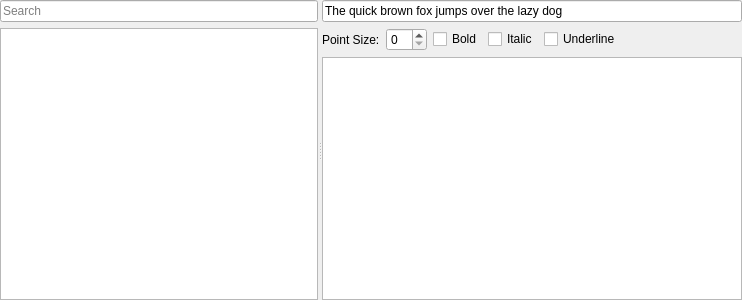
The window that plugins/fontbrowser/fontbrowserwidget.ui (KDAB/GammaRay) describes before a commit, drawn with Qt 5.
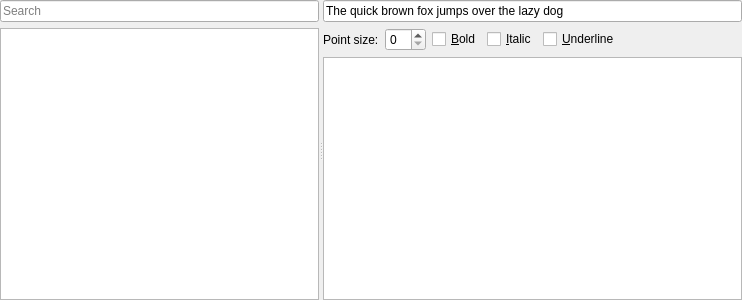
The same window after the commit. Custom widgets are drawn as their Qt base class.

Commit message:
Have FontBrowserWidget make better use of space
Allows GammaRay to be used on low resolution screen with high DPI.

Helps solve #358

What changed in the file:
```diff
--- a/plugins/fontbrowser/fontbrowserwidget.ui
+++ b/plugins/fontbrowser/fontbrowserwidget.ui
@@ -88,7 +88,10 @@
           <item>
            <widget class="QLabel" name="label">
             <property name="text">
-             <string>Point Size:</string>
+             <string>Point size:</string>
+            </property>
+            <property name="wordWrap">
+             <bool>true</bool>
             </property>
            </widget>
           </item>
@@ -97,22 +100,40 @@
           </item>
           <item>
            <widget class="QCheckBox" name="boldBox">
+            <property name="minimumSize">
+             <size>
+              <width>28</width>
+              <height>0</height>
+             </size>
+            </property>
             <property name="text">
-             <string>Bold</string>
+             <string>&amp;Bold</string>
             </property>
            </widget>
           </item>
           <item>
            <widget class="QCheckBox" name="italicBox">
+            <property name="minimumSize">
+             <size>
+              <width>28</width>
+              <height>0</height>
+             </size>
+            </property>
             <property name="text">
-             <string>Italic</string>
+             <string>&amp;Italic</string>
             </property>
            </widget>
           </item>
           <item>
            <widget class="QCheckBox" name="underlineBox">
+            <property name="minimumSize">
+             <size>
+              <width>28</width>
+              <height>0</height>
+             </size>
+            </property>
             <property name="text">
-             <string>Underline</string>
+             <string>&amp;Underline</string>
             </property>
            </widget>
           </item>
```
Left out of the diff: 4 changed lines with no effect on the pictures.
